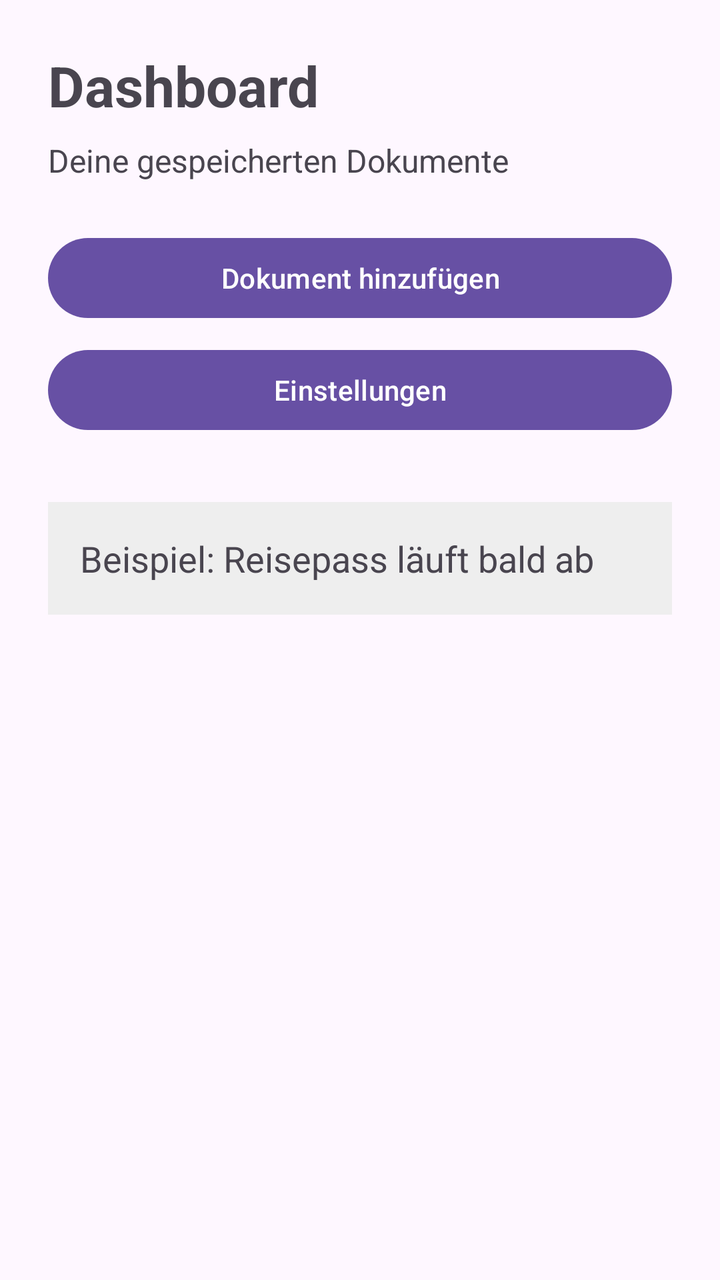
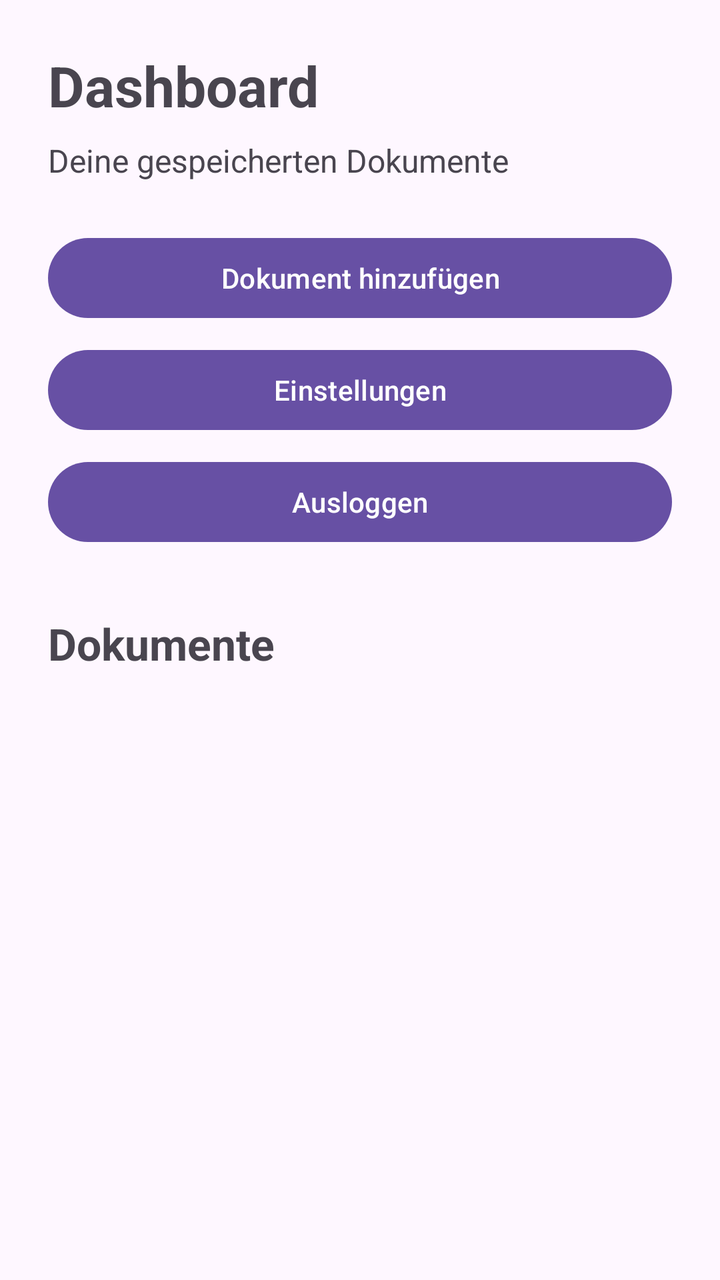

Before-and-after screenshots of an Android layout around one commit, followed by the original layout XML and the change that was made.
<!-- AndroidManifest.xml: application theme Theme.DocuRemind -->
<!-- res/layout/activity_dashboard.xml -->
<?xml version="1.0" encoding="utf-8"?>
<LinearLayout xmlns:android="http://schemas.android.com/apk/res/android"
    android:layout_width="match_parent"
    android:layout_height="match_parent"
    android:orientation="vertical"
    android:padding="24dp">

    <TextView
        android:id="@+id/textDashboardTitle"
        android:layout_width="wrap_content"
        android:layout_height="wrap_content"
        android:text="Dashboard"
        android:textSize="28sp"
        android:textStyle="bold"
        android:layout_marginBottom="8dp" />

    <TextView
        android:id="@+id/textDashboardSubtitle"
        android:layout_width="wrap_content"
        android:layout_height="wrap_content"
        android:text="Deine gespeicherten Dokumente"
        android:textSize="16sp"
        android:layout_marginBottom="24dp" />

    <Button
        android:id="@+id/buttonAddDocument"
        android:layout_width="match_parent"
        android:layout_height="wrap_content"
        android:text="Dokument hinzufügen" />

    <Button
        android:id="@+id/buttonSettings"
        android:layout_width="match_parent"
        android:layout_height="wrap_content"
        android:text="Einstellungen"
        android:layout_marginTop="8dp" />

    <TextView
        android:id="@+id/textExampleDocument"
        android:layout_width="match_parent"
        android:layout_height="wrap_content"
        android:text="Beispiel: Reisepass läuft bald ab"
        android:textSize="18sp"
        android:padding="16dp"
        android:layout_marginTop="32dp"
        android:background="#EEEEEE" />

</LinearLayout>
<!-- resources referenced by this layout -->
<resources>
  <style name="Theme.DocuRemind" parent="Base.Theme.DocuRemind" />
  <style name="Base.Theme.DocuRemind" parent="Theme.Material3.DayNight.NoActionBar">
          
          
      </style>
</resources>

<!-- the commit's change to res/layout/activity_dashboard.xml (unified diff, before → after) -->
@@ -1,48 +1,67 @@
 <?xml version="1.0" encoding="utf-8"?>
-<LinearLayout xmlns:android="http://schemas.android.com/apk/res/android"
+<ScrollView xmlns:android="http://schemas.android.com/apk/res/android"
     android:layout_width="match_parent"
-    android:layout_height="match_parent"
-    android:orientation="vertical"
-    android:padding="24dp">
+    android:layout_height="match_parent">
 
-    <TextView
-        android:id="@+id/textDashboardTitle"
-        android:layout_width="wrap_content"
-        android:layout_height="wrap_content"
-        android:text="Dashboard"
-        android:textSize="28sp"
-        android:textStyle="bold"
-        android:layout_marginBottom="8dp" />
-
-    <TextView
-        android:id="@+id/textDashboardSubtitle"
-        android:layout_width="wrap_content"
-        android:layout_height="wrap_content"
-        android:text="Deine gespeicherten Dokumente"
-        android:textSize="16sp"
-        android:layout_marginBottom="24dp" />
-
-    <Button
-        android:id="@+id/buttonAddDocument"
+    <LinearLayout
+        android:id="@+id/layoutDashboardContainer"
         android:layout_width="match_parent"
         android:layout_height="wrap_content"
-        android:text="Dokument hinzufügen" />
+        android:orientation="vertical"
+        android:padding="24dp">
 
-    <Button
-        android:id="@+id/buttonSettings"
-        android:layout_width="match_parent"
-        android:layout_height="wrap_content"
-        android:text="Einstellungen"
-        android:layout_marginTop="8dp" />
+        <TextView
+            android:id="@+id/textDashboardTitle"
+            android:layout_width="wrap_content"
+            android:layout_height="wrap_content"
+            android:text="Dashboard"
+            android:textSize="28sp"
+            android:textStyle="bold"
+            android:layout_marginBottom="8dp" />
 
-    <TextView
-        android:id="@+id/textExampleDocument"
-        android:layout_width="match_parent"
-        android:layout_height="wrap_content"
-        android:text="Beispiel: Reisepass läuft bald ab"
-        android:textSize="18sp"
-        android:padding="16dp"
-        android:layout_marginTop="32dp"
-        android:background="#EEEEEE" />
+        <TextView
+            android:id="@+id/textDashboardSubtitle"
+            android:layout_width="wrap_content"
+            android:layout_height="wrap_content"
+            android:text="Deine gespeicherten Dokumente"
+            android:textSize="16sp"
+            android:layout_marginBottom="24dp" />
 
-</LinearLayout>
+        <Button
+            android:id="@+id/buttonAddDocument"
+            android:layout_width="match_parent"
+            android:layout_height="wrap_content"
+            android:text="Dokument hinzufügen" />
+
+        <Button
+            android:id="@+id/buttonSettings"
+            android:layout_width="match_parent"
+            android:layout_height="wrap_content"
+            android:text="Einstellungen"
+            android:layout_marginTop="8dp" />
+
+        <Button
+            android:id="@+id/buttonLogout"
+            android:layout_width="match_parent"
+            android:layout_height="wrap_content"
+            android:text="Ausloggen"
+            android:layout_marginTop="8dp" />
+
+        <TextView
+            android:id="@+id/textDocumentListTitle"
+            android:layout_width="wrap_content"
+            android:layout_height="wrap_content"
+            android:text="Dokumente"
+            android:textSize="22sp"
+            android:textStyle="bold"
+            android:layout_marginTop="32dp"
+            android:layout_marginBottom="12dp" />
+
+        <LinearLayout
+            android:id="@+id/layoutDocumentList"
+            android:layout_width="match_parent"
+            android:layout_height="wrap_content"
+            android:orientation="vertical" />
+
+    </LinearLayout>
+</ScrollView>
